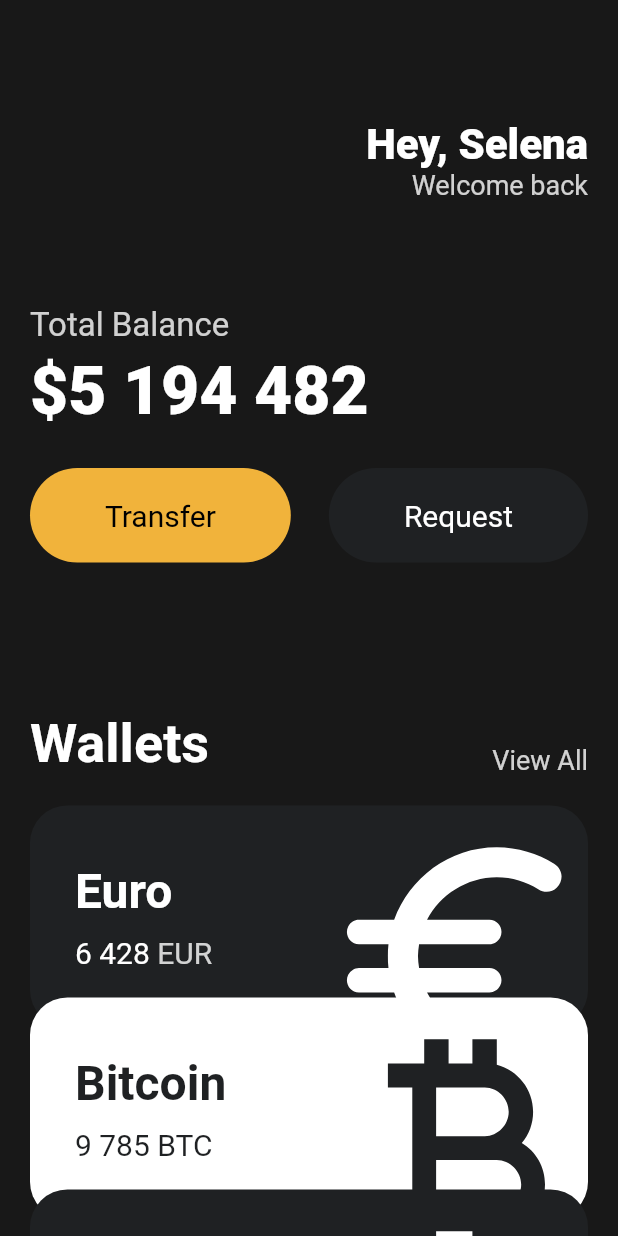
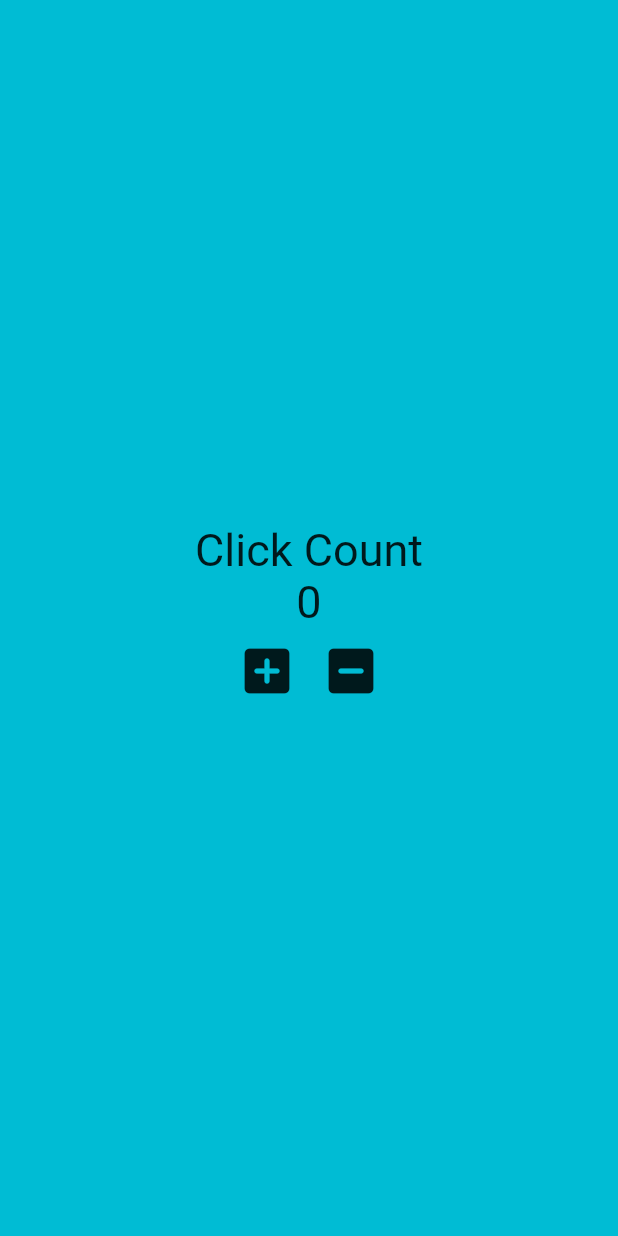
Before and after one commit to LastBeat/nomadflutter, a Flutter app: the screen it shows after launch, on a phone screen of 412 x 824 dp. Run offline on Flutter 3.47's test engine with Material 2 defaults, Android fonts, the phone set to English and light mode, and no system bars.

Commit message:
Update main.dart
- start '#4. Stateful Widgets'
- Add downCount button

```diff
--- a/toonflix/lib/main.dart
+++ b/toonflix/lib/main.dart
@@ -1,142 +1,68 @@
 import 'package:flutter/material.dart';
-import 'package:toonflix/widgets/button.dart';
-import 'package:toonflix/widgets/currency_card.dart';
 
 void main() {
   runApp(const App());
 }
 
-class App extends StatelessWidget {
+class App extends StatefulWidget {
   const App({super.key});
+
+  @override
+  State<App> createState() => _AppState();
+}
+
+class _AppState extends State<App> {
+  int counter = 0;
+
+  void upCount() {
+    setState(() {
+      counter += 1;
+    });
+  }
+
+  void downCount() {
+    setState(() {
+      counter -= 1;
+    });
+  }
 
   @override
   Widget build(BuildContext context) {
     return MaterialApp(
       home: Scaffold(
-        backgroundColor: const Color(0xFF181818),
-        body: SingleChildScrollView(
-          child: Padding(
-            padding: const EdgeInsets.symmetric(horizontal: 20),
+        backgroundColor: Colors.cyan,
+        body: Center(
           child: Column(
-              crossAxisAlignment: CrossAxisAlignment.start,
-              children: [
-                const SizedBox(
-                  height: 80,
-                ),
-                Row(
-                  mainAxisAlignment: MainAxisAlignment.end,
-                  children: [
-                    Column(
-                      crossAxisAlignment: CrossAxisAlignment.end,
+            mainAxisAlignment: MainAxisAlignment.center,
             children: [
               const Text(
-                          'Hey, Selena',
+                'Click Count',
                 style: TextStyle(
-                            color: Colors.white,
-                            fontSize: 28,
-                            fontWeight: FontWeight.w800,
+                  fontSize: 30,
                 ),
               ),
               Text(
-                          'Welcome back',
-                          style: TextStyle(
-                            color: Colors.white.withOpacity(0.8),
-                            fontSize: 18,
+                '$counter',
+                style: const TextStyle(
+                  fontSize: 30,
                 ),
+              ),
+              Row(
+                mainAxisAlignment: MainAxisAlignment.center,
+                children: [
+                  IconButton(
+                    iconSize: 40,
+                    onPressed: upCount,
+                    icon: const Icon(Icons.add_box_rounded),
+                  ),
+                  IconButton(
+                    iconSize: 40,
+                    onPressed: downCount,
+                    icon: const Icon(Icons.indeterminate_check_box_rounded),
                   ),
                 ],
               ),
             ],
-                ),
-                const SizedBox(
-                  height: 70,
-                ),
-                Text(
-                  'Total Balance',
-                  style: TextStyle(
-                    fontSize: 22,
-                    color: Colors.white.withOpacity(0.8),
-                  ),
-                ),
-                const SizedBox(
-                  height: 5,
-                ),
-                const Text(
-                  '\$5 194 482',
-                  style: TextStyle(
-                    fontSize: 44,
-                    fontWeight: FontWeight.w800,
-                    color: Colors.white,
-                  ),
-                ),
-                const SizedBox(
-                  height: 25,
-                ),
-                const Row(
-                  mainAxisAlignment: MainAxisAlignment.spaceBetween,
-                  children: [
-                    button(
-                        text: 'Transfer',
-                        bgColor: Color(0xFFF1B33B),
-                        textColor: Colors.black),
-                    button(
-                        text: 'Request',
-                        bgColor: Color(0xFF1F2123),
-                        textColor: Colors.white),
-                  ],
-                ),
-                const SizedBox(
-                  height: 100,
-                ),
-                Row(
-                  crossAxisAlignment: CrossAxisAlignment.end,
-                  mainAxisAlignment: MainAxisAlignment.spaceBetween,
-                  children: [
-                    const Text(
-                      'Wallets',
-                      style: TextStyle(
-                          color: Colors.white,
-                          fontSize: 36,
-                          fontWeight: FontWeight.w600),
-                    ),
-                    Text(
-                      'View All',
-                      style: TextStyle(
-                        color: Colors.white.withOpacity(0.8),
-                        fontSize: 18,
-                      ),
-                    ),
-                  ],
-                ),
-                const SizedBox(
-                  height: 20,
-                ),
-                const CurrencyCard(
-                  name: 'Euro',
-                  code: 'EUR',
-                  amount: '6 428',
-                  icon: Icons.euro_rounded,
-                  isInverted: false,
-                  option: 1,
-                ),
-                const CurrencyCard(
-                  name: 'Bitcoin',
-                  code: 'BTC',
-                  amount: '9 785',
-                  icon: Icons.currency_bitcoin,
-                  isInverted: true,
-                  option: 2,
-                ),
-                const CurrencyCard(
-                  name: 'Dollar',
-                  code: 'USD',
-                  amount: '428',
-                  icon: Icons.attach_money_outlined,
-                  isInverted: false,
-                  option: 3,
-                ),
-              ],
-            ),
           ),
         ),
       ),
```
Lines whose indentation alone changed are shown as unchanged.
